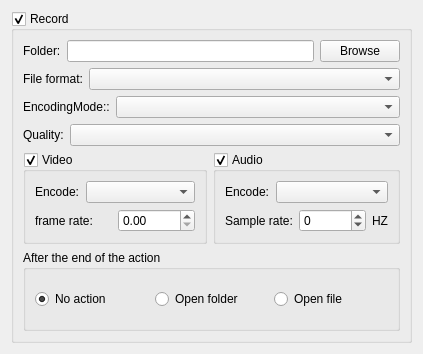
First picture: the form in Client/ParameterCompone/ParameterRecordUI.ui, repository KangLin/RabbitRemoteControl, before the edit.
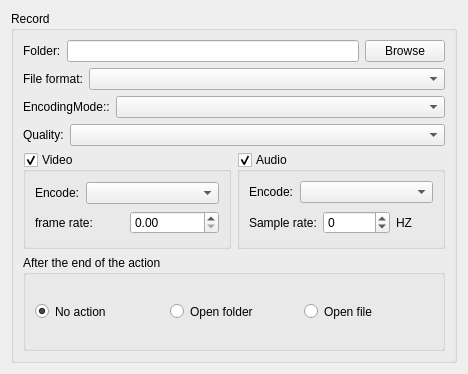
Second picture: the form after the edit.

The edit to the form file:
```diff
--- a/Client/ParameterCompone/ParameterRecordUI.ui
+++ b/Client/ParameterCompone/ParameterRecordUI.ui
@@ -6,8 +6,8 @@
    <rect>
     <x>0</x>
     <y>0</y>
-    <width>423</width>
-    <height>354</height>
+    <width>468</width>
+    <height>374</height>
    </rect>
   </property>
   <property name="windowTitle">
@@ -20,7 +20,7 @@
       <string>Record</string>
      </property>
      <property name="checkable">
-      <bool>true</bool>
+      <bool>false</bool>
      </property>
      <layout class="QGridLayout" name="gridLayout_5">
       <item row="0" column="0">
```
Left out of the diff: 2 changed lines with no effect on the pictures.
